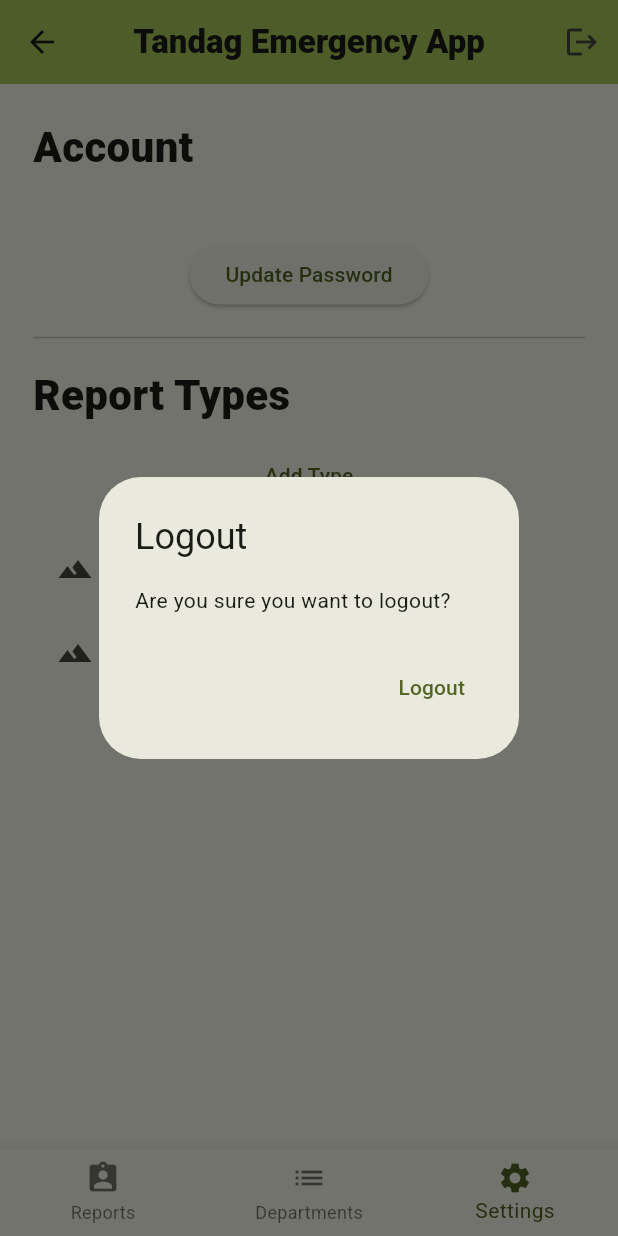
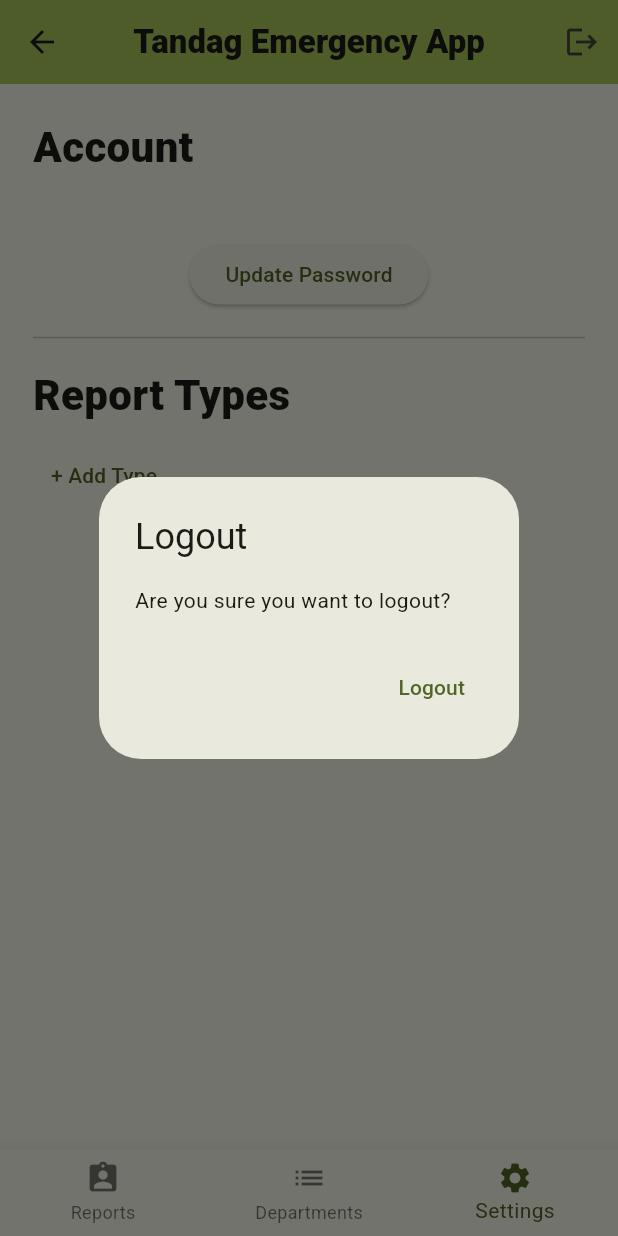
Before and after one commit to xoflo/tandag911, a Flutter app: the AdminScreen screen opened directly, item 3 of the bottom bar chosen, after a tap on the "logout" icon, on a phone screen of 412 x 824 dp. Run offline on Flutter 3.47's test engine with Material 3 defaults, Android fonts, the phone set to English and light mode, and no system bars; our stand-ins replace cloud_firestore, firebase_auth, firebase_core, flutter_animate; missing offline and left inert: firebase_app_check, flutter_iconpicker; accounts and stored records are empty.

Commit message:
Implement dynamic report type management in admin settings
- **Settings Display**:
    - Replace static report types list with a `StreamBuilder` connected to the `reportTypes` Firestore collection.
    - Implement real-time updates and ordering of report types by creation date.
    - Add a deletion workflow via long-press on report type items with a confirmation `AlertDialog`.
    - Enhance "Add Type" button visibility with an icon and improved alignment.
    - Integrate `CircularProgressIndicator` for loading states and a fallback UI for empty collections.

- **Settings Functions**:
    - Implement the `addReportTypeDialog` submission logic to save new report types to Firestore.
    - Add validation to ensure both the report name and icon are selected before submission.
    - Prevent duplicate report types by checking existing document IDs in Firestore.
    - Include `ScaffoldMessenger` feedback for validation errors, duplicates, and successful additions.
    - Store report type data including `name`, `codePoint` (icon), and `createdAt` timestamp.

```diff
--- a/lib/admin/settingsDisplay.dart
+++ b/lib/admin/settingsDisplay.dart
@@ -1,8 +1,11 @@
+import 'package:cloud_firestore/cloud_firestore.dart';
 import 'package:firebase_auth/firebase_auth.dart';
 import 'package:flutter/material.dart';
 import 'package:flutter_iconpicker/Models/configuration.dart';
 import 'package:flutter_iconpicker/flutter_iconpicker.dart';
 import 'package:tandag_911/admin/settings_functions.dart';
+
+import '../const.dart';
 
 settingsDisplay(BuildContext context, User user) {
   return Padding(
@@ -18,27 +21,49 @@ settingsDisplay(BuildContext context, User user) {
         }, child: Text("Update Password")),
         Divider(),
         Align(alignment: Alignment.centerLeft,child: Text("Report Types", style: TextStyle(fontSize: 28, fontWeight: FontWeight.w900),)),
-        TextButton(
+        Align(
+          alignment: Alignment.centerLeft,
+          child: TextButton(
             onPressed: () async {
               addReportTypeDialog(context);
             },
-          child: Text("Add Type"),
+            child: Text("+ Add Type"),
+          ),
         ),
         Container(
           height: MediaQuery.of(context).size.height * .35,
           child: StreamBuilder(
-            stream: null, builder: (BuildContext context, AsyncSnapshot<dynamic> snapshot) {
-              return ListView.builder(
-                  itemCount: 2,
+            stream: firestore.collection('reportTypes').orderBy('createdAt').snapshots(), builder: (BuildContext context, AsyncSnapshot<QuerySnapshot> snapshot) {
+              if (!snapshot.hasData) {
+                return Center(
+                  child: Container(
+                    height: 50,
+                    width: 50,
+                    child: CircularProgressIndicator(),
+                  )
+                );
+              } else {
+                return snapshot.data!.docs.isEmpty ? Center(child: Text("No Report Types", style: TextStyle(color: Colors.grey),)) : ListView.builder(
+                    itemCount: snapshot.data!.docs.length,
                     itemBuilder: (context, i) {
                       return ListTile(
-                      leading: Icon(IconData(Icons.landscape.codePoint, fontFamily: 'MaterialIcons')),
-                      title: Text("Crime / Theft"),
-                      onTap: () {
-                        showDialog(context: context, builder: (_) => AlertDialog());
+                        leading: Icon(IconData(snapshot.data!.docs[i].get('codePoint'), fontFamily: 'MaterialIcons')),
+                        title: Text(snapshot.data!.docs[i].get('name')),
+                        onLongPress: () {
+                          showDialog(context: context, builder: (_) => AlertDialog(
+                            title: Text("Delete Report Type?"),
+                            actions: [
+                              TextButton(onPressed: () async {
+                                await snapshot.data!.docs[i].reference.delete();
+                              }, child: Text("Delete"))
+                            ],
+                          ));
                         },
                       );
                     });
+              }
+
+
           },
           ),
         )
```
Also changed, not shown: lib/admin/settings_functions.dart (+24 -3 lines). Lines whose indentation alone changed are shown as unchanged.
